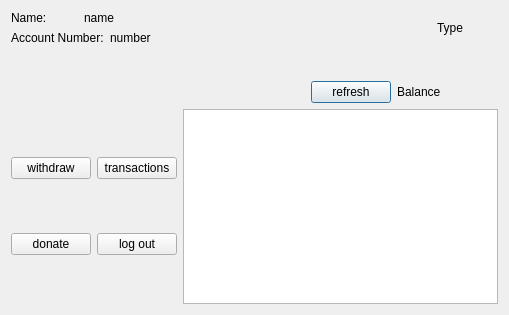
Qt form bankautomat/mainmenu.ui (bank-2022/group11) before a commit.
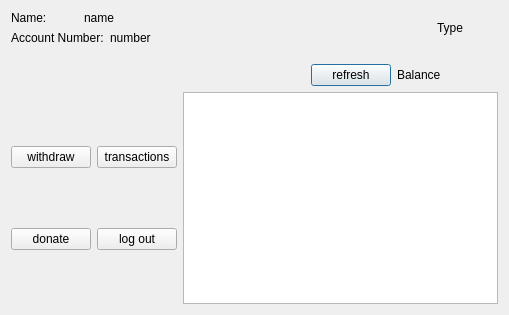
The same form after that commit.

Commit message: Add changes to main menu ui

The edit to the form file:
```diff
--- a/bankautomat/mainmenu.ui
+++ b/bankautomat/mainmenu.ui
@@ -96,7 +96,7 @@
          <property name="sizeHint" stdset="0">
           <size>
            <width>20</width>
-           <height>30</height>
+           <height>13</height>
           </size>
          </property>
         </spacer>
```
